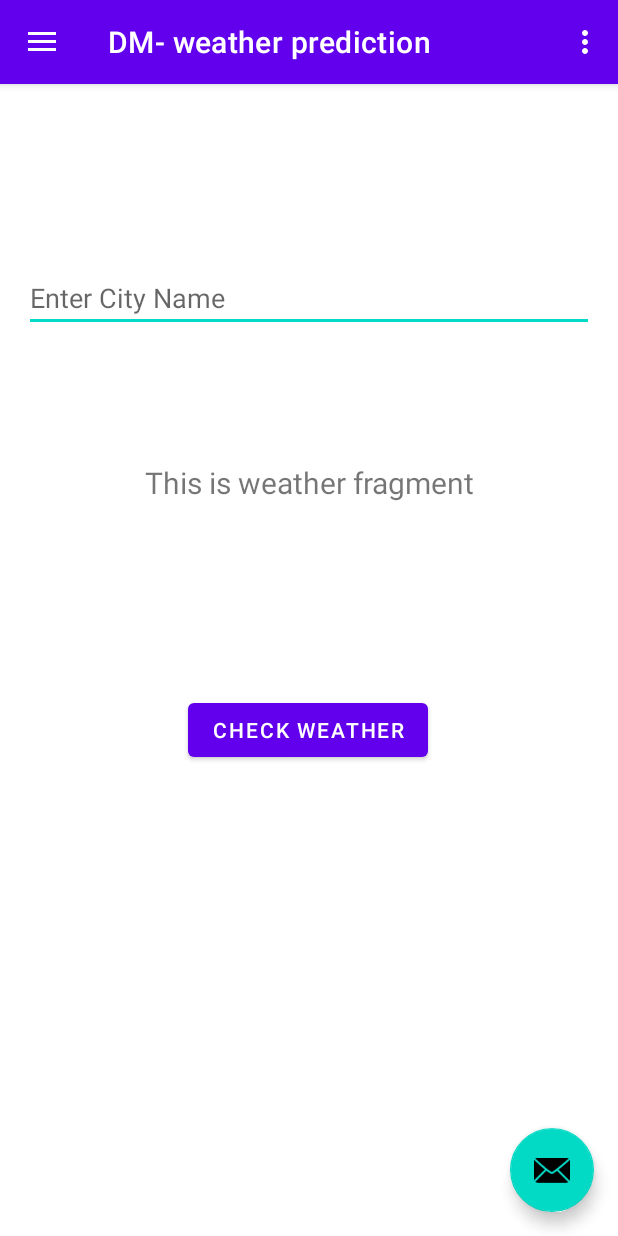
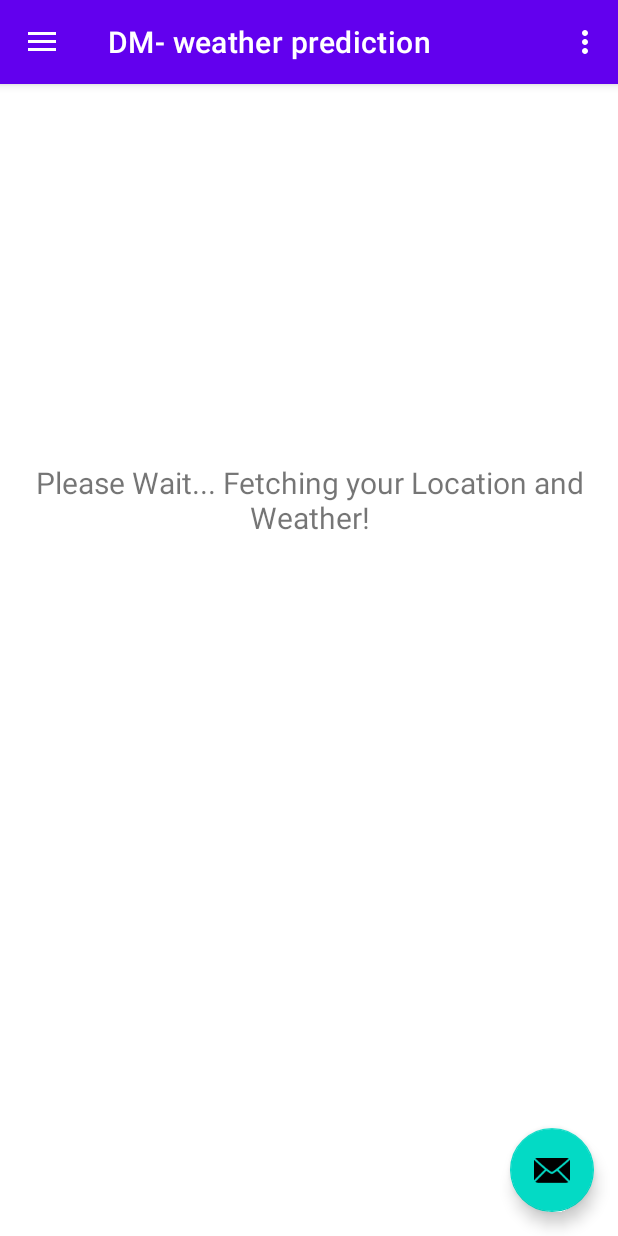
Before and after one commit to snehalchaudhari98/Guardian_SafeDrive, an Android app: the screen it shows after launch (MainActivity), in the side drawer, after a tap on "DM- weather prediction", on a phone screen of 412 x 824 dp. Run offline under Robolectric (Android 15) with nearby library versions, the light colour scheme and no system bars; our stand-ins replace navigation-ui.

Commit message:
updated to fetch location automatically

```diff
--- a/app/src/main/java/com/example/safedrive_guardian/ui/weatherp/WeatherPredFragment.java
+++ b/app/src/main/java/com/example/safedrive_guardian/ui/weatherp/WeatherPredFragment.java
@@ -14,11 +14,24 @@ import androidx.annotation.NonNull;
 import androidx.fragment.app.Fragment;
 import androidx.lifecycle.ViewModelProvider;
 import com.example.safedrive_guardian.databinding.FragmentWeatherPredBinding;
+import android.location.Location;
+import android.location.LocationListener;
+import android.location.LocationManager;
+import android.location.Geocoder;
+import android.location.Address;
+import android.content.Context;
+
+import java.io.IOException;
+import java.util.List;
+import java.util.Locale;
 
 public class WeatherPredFragment extends Fragment {
 
     private FragmentWeatherPredBinding binding;
     private WeatherPredViewModel weatherPredViewModel;
+    private LocationManager locationManager;
+    private LocationListener locationListener;
+
 
     public View onCreateView(@NonNull LayoutInflater inflater,
                              ViewGroup container, Bundle savedInstanceState) {
@@ -29,8 +42,8 @@ public class WeatherPredFragment extends Fragment {
         View root = binding.getRoot();
 
         final TextView textView = binding.textWeatherPred;
-        EditText cityEditText = binding.cityEditText;
-        Button weatherButton = binding.weatherButton;
+//        EditText cityEditText = binding.cityEditText;
+//        Button weatherButton = binding.weatherButton;
 
         weatherPredViewModel.getText().observe(getViewLifecycleOwner(), newText -> {
             textView.setText(newText);
@@ -39,16 +52,59 @@ public class WeatherPredFragment extends Fragment {
             }
         });
 
-        weatherButton.setOnClickListener(view -> {
-            String city = cityEditText.getText().toString();
-            if (!city.isEmpty()) {
-                weatherPredViewModel.fetchWeatherPrediction(city, "6597169d8893c98f17c7b5045bcd7c65");
-            } else {
-                Toast.makeText(getContext(), "Please enter a city name", Toast.LENGTH_SHORT).show();
+        final String[] city = new String[1];
+        locationManager = (LocationManager) getActivity().getSystemService(Context.LOCATION_SERVICE);
+        locationListener = new LocationListener() {
+            @Override
+            public void onLocationChanged(Location location) {
+                String cityName = getCityName(location.getLatitude(), location.getLongitude());
+                if (cityName != null && !cityName.isEmpty()) {
+                    weatherPredViewModel.fetchWeatherPrediction(cityName, "6597169d8893c98f17c7b5045bcd7c65");
+                } else {
+                    Toast.makeText(getContext(), "City name not found", Toast.LENGTH_SHORT).show();
+                }
             }
-        });
+
+            @Override
+            public void onStatusChanged(String provider, int status, Bundle extras) {}
+
+            @Override
+            public void onProviderEnabled(String provider) {}
+
+            @Override
+            public void onProviderDisabled(String provider) {}
+        };
+        try {
+            locationManager.requestLocationUpdates(LocationManager.GPS_PROVIDER, 0, 0, locationListener);
+        } catch(SecurityException e) {
+            e.printStackTrace();
+        }
+
+
+//        weatherButton.setOnClickListener(view -> {
+////            String city = cityEditText.getText().toString();
+////            if (!city[0].isEmpty()) {
+//                weatherPredViewModel.fetchWeatherPrediction(city[0], "6597169d8893c98f17c7b5045bcd7c65");
+////            } else {
+////                Toast.makeText(getContext(), "Please enter a city name", Toast.LENGTH_SHORT).show();
+////            }
+//        });
 
         return root;
+    }
+
+    private String getCityName(double lat, double lon) {
+        Geocoder geocoder = new Geocoder(getContext(), Locale.getDefault());
+        List<Address> addresses;
+        try {
+            addresses = geocoder.getFromLocation(lat, lon, 1);
+            if (addresses.size() > 0) {
+                return addresses.get(0).getLocality();
+            }
+        } catch (IOException e) {
+            e.printStackTrace();
+        }
+        return "";
     }
 
     private void showWeatherAlert(String message) {
--- a/app/src/main/res/layout/fragment_weather_pred.xml
+++ b/app/src/main/res/layout/fragment_weather_pred.xml
@@ -20,30 +20,30 @@
         app:layout_constraintStart_toStartOf="parent"
         app:layout_constraintTop_toTopOf="parent" />
 
-    <EditText
-        android:id="@+id/cityEditText"
-        android:layout_width="0dp"
-        android:layout_height="wrap_content"
-        android:layout_marginStart="16dp"
-        android:layout_marginTop="120dp"
-        android:layout_marginEnd="16dp"
-        android:hint="Enter City Name"
-        app:layout_constraintEnd_toEndOf="parent"
-        app:layout_constraintHorizontal_bias="0.0"
-        app:layout_constraintStart_toStartOf="parent"
-        app:layout_constraintTop_toTopOf="parent" />
+<!--    <EditText-->
+<!--        android:id="@+id/cityEditText"-->
+<!--        android:layout_width="0dp"-->
+<!--        android:layout_height="wrap_content"-->
+<!--        android:layout_marginStart="16dp"-->
+<!--        android:layout_marginTop="120dp"-->
+<!--        android:layout_marginEnd="16dp"-->
+<!--        android:hint="Enter City Name"-->
+<!--        app:layout_constraintEnd_toEndOf="parent"-->
+<!--        app:layout_constraintHorizontal_bias="0.0"-->
+<!--        app:layout_constraintStart_toStartOf="parent"-->
+<!--        app:layout_constraintTop_toTopOf="parent" />-->
 
-    <Button
-        android:id="@+id/weatherButton"
-        android:layout_width="wrap_content"
-        android:layout_height="wrap_content"
-        android:layout_marginTop="16dp"
-        android:text="Check Weather"
-        app:layout_constraintBottom_toBottomOf="parent"
-        app:layout_constraintEnd_toEndOf="parent"
-        app:layout_constraintHorizontal_bias="0.497"
-        app:layout_constraintStart_toStartOf="parent"
-        app:layout_constraintTop_toBottomOf="@id/text_weather_pred"
-        app:layout_constraintVertical_bias="0.262" />
+<!--    <Button-->
+<!--        android:id="@+id/weatherButton"-->
+<!--        android:layout_width="wrap_content"-->
+<!--        android:layout_height="wrap_content"-->
+<!--        android:layout_marginTop="16dp"-->
+<!--        android:text="Check Weather for Current Location"-->
+<!--        app:layout_constraintBottom_toBottomOf="parent"-->
+<!--        app:layout_constraintEnd_toEndOf="parent"-->
+<!--        app:layout_constraintHorizontal_bias="0.497"-->
+<!--        app:layout_constraintStart_toStartOf="parent"-->
+<!--        app:layout_constraintTop_toBottomOf="@id/text_weather_pred"-->
+<!--        app:layout_constraintVertical_bias="0.262" />-->
 
 </androidx.constraintlayout.widget.ConstraintLayout>
```
Also changed, not shown: app/src/main/java/com/example/safedrive_guardian/ui/weatherp/WeatherPredViewModel.java (+5 -5 lines).
